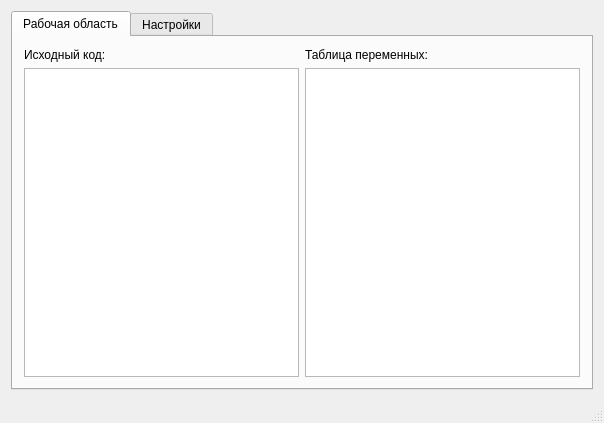
Above: mainwindow.ui from SwampDok/SimpleInterpreter before the change. Below: the same form after it.
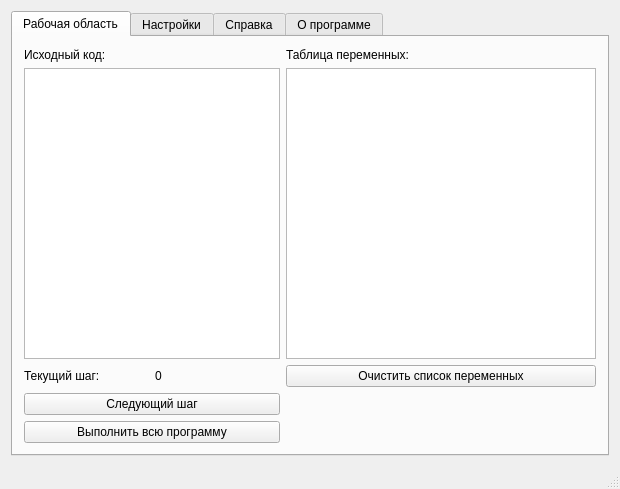
That is the form after the change.

Patch:
```diff
--- a/mainwindow.ui
+++ b/mainwindow.ui
@@ -6,8 +6,8 @@
    <rect>
     <x>0</x>
     <y>0</y>
-    <width>604</width>
-    <height>423</height>
+    <width>620</width>
+    <height>489</height>
    </rect>
   </property>
   <property name="windowTitle">
@@ -25,12 +25,6 @@
         <string>Рабочая область</string>
        </attribute>
        <layout class="QGridLayout" name="gridLayout">
-        <item row="1" column="1">
-         <widget class="QTableView" name="tableView_variables_"/>
-        </item>
-        <item row="1" column="0">
-         <widget class="QTextEdit" name="textEdit"/>
-        </item>
         <item row="0" column="0">
          <widget class="QLabel" name="label">
           <property name="text">
@@ -38,13 +32,54 @@
           </property>
          </widget>
         </item>
-        <item row="0" column="1">
+        <item row="0" column="2">
          <widget class="QLabel" name="label_2">
           <property name="text">
            <string>Таблица переменных:</string>
           </property>
          </widget>
         </item>
+        <item row="2" column="2">
+         <widget class="QPushButton" name="pushButton_clear_variables_">
+          <property name="text">
+           <string>Очистить список переменных</string>
+          </property>
+         </widget>
+        </item>
+        <item row="3" column="0" colspan="2">
+         <widget class="QPushButton" name="pushButton_run_next_step">
+          <property name="text">
+           <string>Следующий шаг</string>
+          </property>
+         </widget>
+        </item>
+        <item row="1" column="2">
+         <widget class="QTableView" name="tableView_variables_"/>
+        </item>
+        <item row="2" column="0">
+         <widget class="QLabel" name="label_3">
+          <property name="text">
+           <string>Текущий шаг:</string>
+          </property>
+         </widget>
+        </item>
+        <item row="2" column="1">
+         <widget class="QLabel" name="label_step_number">
+          <property name="text">
+           <string>0</string>
+          </property>
+         </widget>
+        </item>
+        <item row="1" column="0" colspan="2">
+         <widget class="QTextEdit" name="textEdit_source"/>
+        </item>
+        <item row="4" column="0" colspan="2">
+         <widget class="QPushButton" name="pushButton_run_all">
+          <property name="text">
+           <string>Выполнить всю программу</string>
+          </property>
+         </widget>
+        </item>
        </layout>
       </widget>
       <widget class="QWidget" name="tab_2">
@@ -52,6 +87,45 @@
         <string>Настройки</string>
        </attribute>
       </widget>
+      <widget class="QWidget" name="tab_3">
+       <attribute name="title">
+        <string>Справка</string>
+       </attribute>
+       <layout class="QVBoxLayout" name="verticalLayout_2">
+        <item>
+         <widget class="QTextBrowser" name="textBrowser">
+          <property name="html">
+           <string>&lt;!DOCTYPE HTML PUBLIC &quot;-//W3C//DTD HTML 4.0//EN&quot; &quot;http://www.w3.org/TR/REC-html40/strict.dtd&quot;&gt;
+&lt;html&gt;&lt;head&gt;&lt;meta name=&quot;qrichtext&quot; content=&quot;1&quot; /&gt;&lt;style type=&quot;text/css&quot;&gt;
+p, li { white-space: pre-wrap; }
+&lt;/style&gt;&lt;/head&gt;&lt;body style=&quot; font-family:'MS Shell Dlg 2'; font-size:8.25pt; font-weight:400; font-style:normal;&quot;&gt;
+&lt;p style=&quot; margin-top:0px; margin-bottom:0px; margin-left:0px; margin-right:0px; -qt-block-indent:0; text-indent:0px;&quot;&gt;&lt;span style=&quot; font-size:14pt;&quot;&gt;Данная программа реализует интерпретатор математических выражений с возможностью пошагового выполнения.&lt;/span&gt;&lt;/p&gt;&lt;/body&gt;&lt;/html&gt;</string>
+          </property>
+         </widget>
+        </item>
+       </layout>
+      </widget>
+      <widget class="QWidget" name="tab_4">
+       <attribute name="title">
+        <string>О программе</string>
+       </attribute>
+       <layout class="QVBoxLayout" name="verticalLayout_3">
+        <item>
+         <widget class="QTextBrowser" name="textBrowser_2">
+          <property name="html">
+           <string>&lt;!DOCTYPE HTML PUBLIC &quot;-//W3C//DTD HTML 4.0//EN&quot; &quot;http://www.w3.org/TR/REC-html40/strict.dtd&quot;&gt;
+&lt;html&gt;&lt;head&gt;&lt;meta name=&quot;qrichtext&quot; content=&quot;1&quot; /&gt;&lt;style type=&quot;text/css&quot;&gt;
+p, li { white-space: pre-wrap; }
+&lt;/style&gt;&lt;/head&gt;&lt;body style=&quot; font-family:'MS Shell Dlg 2'; font-size:8.25pt; font-weight:400; font-style:normal;&quot;&gt;
+&lt;p style=&quot; margin-top:0px; margin-bottom:0px; margin-left:0px; margin-right:0px; -qt-block-indent:0; text-indent:0px;&quot;&gt;&lt;span style=&quot; font-size:14pt;&quot;&gt;SimpleInterpreter (C) Swamp_Dok 2016&lt;/span&gt;&lt;/p&gt;
+&lt;p style=&quot;-qt-paragraph-type:empty; margin-top:0px; margin-bottom:0px; margin-left:0px; margin-right:0px; -qt-block-indent:0; text-indent:0px; font-size:14pt;&quot;&gt;&lt;br /&gt;&lt;/p&gt;
+&lt;p style=&quot; margin-top:0px; margin-bottom:0px; margin-left:0px; margin-right:0px; -qt-block-indent:0; text-indent:0px;&quot;&gt;&lt;span style=&quot; font-size:14pt;&quot;&gt;Руководитель: Кремер О.Б.&lt;/span&gt;&lt;/p&gt;
+&lt;p style=&quot; margin-top:0px; margin-bottom:0px; margin-left:0px; margin-right:0px; -qt-block-indent:0; text-indent:0px;&quot;&gt;&lt;span style=&quot; font-size:14pt;&quot;&gt;Выполнил: Михайлусов А.В.&lt;/span&gt;&lt;/p&gt;&lt;/body&gt;&lt;/html&gt;</string>
+          </property>
+         </widget>
+        </item>
+       </layout>
+      </widget>
      </widget>
     </item>
    </layout>
```
Left out of the diff: 5 changed lines with no effect on the pictures.
